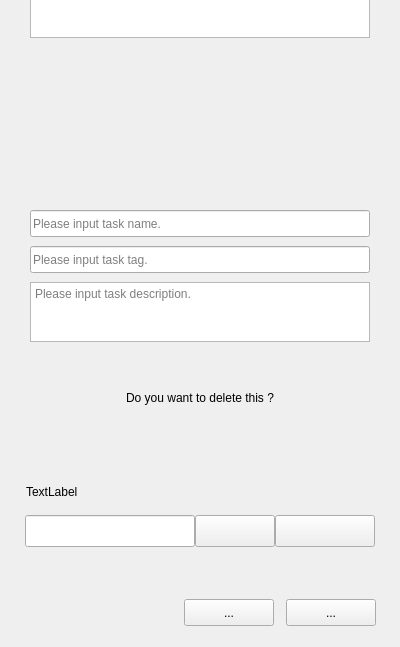
Qt form OgmUI/ogmpopwidget.ui (SunsetFrost/ogms_desktop) before a commit; both pictures show x 0 to 400 and y 343 to 990 of the 400 by 990 pixel window.
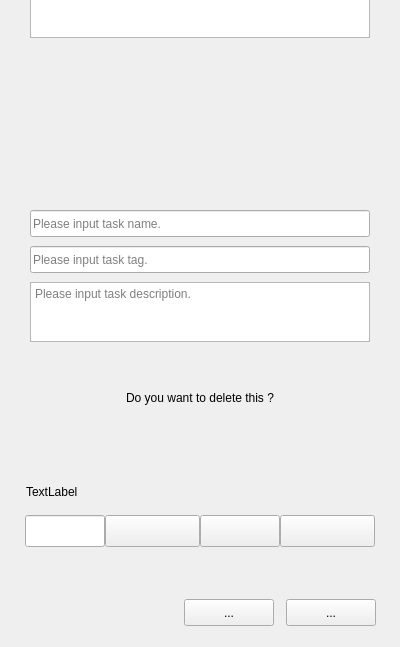
The same form after that commit.

```diff
--- a/OgmUI/ogmpopwidget.ui
+++ b/OgmUI/ogmpopwidget.ui
@@ -392,13 +392,13 @@
         <property name="minimumSize">
          <size>
           <width>0</width>
-          <height>27</height>
+          <height>30</height>
          </size>
         </property>
         <property name="maximumSize">
          <size>
           <width>16777215</width>
-          <height>27</height>
+          <height>30</height>
          </size>
         </property>
         <layout class="QHBoxLayout" name="horizontalLayout_5">
@@ -406,7 +406,7 @@
           <number>2</number>
          </property>
          <property name="leftMargin">
-          <number>12</number>
+          <number>18</number>
          </property>
          <property name="topMargin">
           <number>0</number>
@@ -415,7 +415,7 @@
           <number>0</number>
          </property>
          <property name="bottomMargin">
-          <number>0</number>
+          <number>3</number>
          </property>
          <item>
           <widget class="QWidget" name="widgetPopFileLink" native="true">
@@ -947,6 +947,34 @@
               </property>
              </widget>
             </item>
+            <item>
+             <widget class="QToolButton" name="btnSelectDefaultData">
+              <property name="sizePolicy">
+               <sizepolicy hsizetype="Fixed" vsizetype="Expanding">
+                <horstretch>0</horstretch>
+                <verstretch>0</verstretch>
+               </sizepolicy>
+              </property>
+              <property name="minimumSize">
+               <size>
+                <width>95</width>
+                <height>0</height>
+               </size>
+              </property>
+              <property name="maximumSize">
+               <size>
+                <width>95</width>
+                <height>16777215</height>
+               </size>
+              </property>
+              <property name="statusTip">
+               <string>btn-diffcolor-square</string>
+              </property>
+              <property name="text">
+               <string/>
+              </property>
+             </widget>
+            </item>
             <item>
              <widget class="QToolButton" name="btnPopUploadLocalData">
               <property name="sizePolicy">
@@ -985,13 +1013,13 @@
               </property>
               <property name="minimumSize">
                <size>
-                <width>100</width>
+                <width>95</width>
                 <height>0</height>
                </size>
               </property>
               <property name="maximumSize">
                <size>
-                <width>100</width>
+                <width>95</width>
                 <height>16777215</height>
                </size>
               </property>
```
